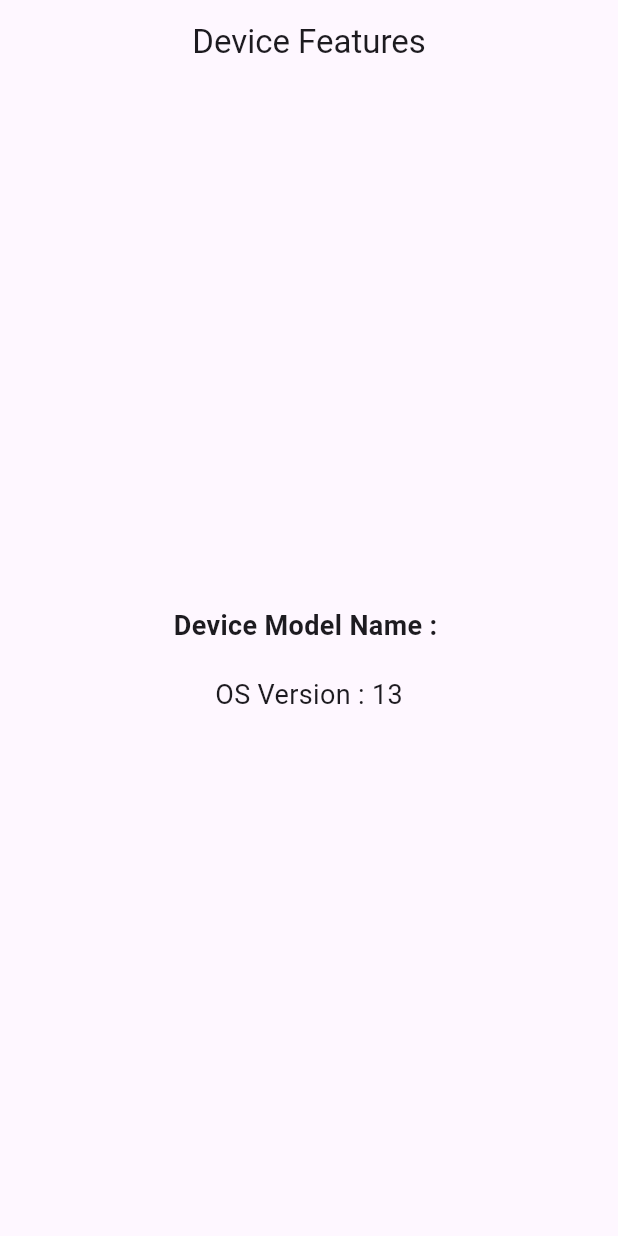
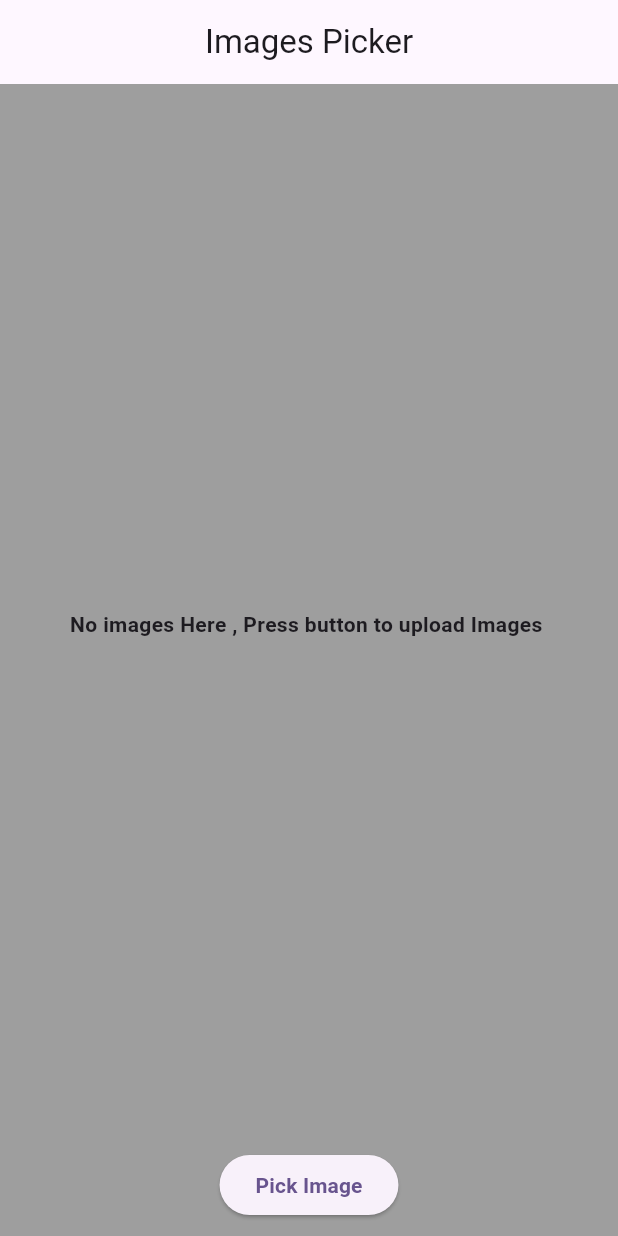
Before and after one commit to eman-hamad/device-feature, a Flutter app: the screen it shows after launch, on a phone screen of 412 x 824 dp. Run offline on Flutter 3.47's test engine with Material 3 defaults, Android fonts, the phone set to English and light mode, and no system bars; our stand-ins replace device_info_plus, image_picker.

Commit message:
pick images

```diff
--- a/lib/main.dart
+++ b/lib/main.dart
@@ -1,3 +1,4 @@
+import 'package:device_featurs/pick_muliple_images.dart';
 import 'package:device_featurs/show_device_model.dart';
 import 'package:flutter/material.dart';
 
@@ -12,13 +13,12 @@ class MyApp extends StatelessWidget {
   @override
   Widget build(BuildContext context) {
     return MaterialApp(
-      title: 'Flutter Demo',
-      theme: ThemeData(
-
-        colorScheme: ColorScheme.fromSeed(seedColor: Colors.deepPurple),
-        useMaterial3: true,
-      ),
-      home: const ShowDeviceModel()
-    );
+        debugShowCheckedModeBanner: false,
+        title: 'Flutter Demo',
+        theme: ThemeData(
+          colorScheme: ColorScheme.fromSeed(seedColor: Colors.deepPurple),
+          useMaterial3: true,
+        ),
+        home: const PickMulipleImages());
   }
 }
--- /dev/null
+++ b/lib/pick_muliple_images.dart
@@ -0,0 +1,76 @@
+import 'dart:io';
+
+import 'package:flutter/material.dart';
+import 'package:image_picker/image_picker.dart';
+
+class PickMulipleImages extends StatefulWidget {
+  const PickMulipleImages({super.key});
+
+  @override
+  State<PickMulipleImages> createState() => _PickMulipleImagesState();
+}
+
+class _PickMulipleImagesState extends State<PickMulipleImages> {
+  List<File> images = [];
+//Func to upload more than one image
+  pickImages() async {
+    List<XFile>? pickedFiles = await ImagePicker().pickMultiImage();
+    if (pickedFiles != null) {
+      setState(() {
+        images.addAll(pickedFiles.map((imgFile) => File(imgFile.path)));
+      });
+    }
+  }
+
+  @override
+  Widget build(BuildContext context) {
+    return Scaffold(
+      backgroundColor: Colors.grey,
+      appBar: AppBar(title: Center(child: Text("Images Picker"))),
+      body: Padding(
+        padding: const EdgeInsets.symmetric(vertical: 10),
+        child: Center(
+          child: Column(
+            mainAxisAlignment: MainAxisAlignment.center,
+            children: [
+              Expanded(
+                child: images.isEmpty
+                    ? Center(
+                        child: Text(
+                        "No images Here , Press button to upload Images ",
+                        style: TextStyle(fontWeight: FontWeight.bold),
+                      ))
+                    : Padding(
+                        padding: const EdgeInsets.symmetric(vertical: 20),
+                        //listview to show images
+                        child: ListView.builder(
+                          itemCount: images.length,
+                          itemBuilder: (context, index) {
+                            return Padding(
+                              padding: const EdgeInsets.symmetric(vertical: 10),
+                              child: SizedBox(
+                                width: 130,
+                                height: 130,
+                                child: Image.file(
+                                  images[index],
+                                ),
+                              ),
+                            );
+                          },
+                        ),
+                      ),
+              ),
+              ElevatedButton(
+                onPressed: pickImages,
+                child: Text(
+                  "Pick Image",
+                  style: TextStyle(fontWeight: FontWeight.bold),
+                ),
+              ),
+            ],
+          ),
+        ),
+      ),
+    );
+  }
+}
--- a/pubspec.yaml
+++ b/pubspec.yaml
@@ -35,6 +35,7 @@ dependencies:
   # Use with the CupertinoIcons class for iOS style icons.
   cupertino_icons: ^1.0.8
   device_info_plus: ^11.2.2
+  image_picker: ^1.1.2
 
 dev_dependencies:
   flutter_test:
```
Also changed, not shown: pubspec.lock, 6 other files.
